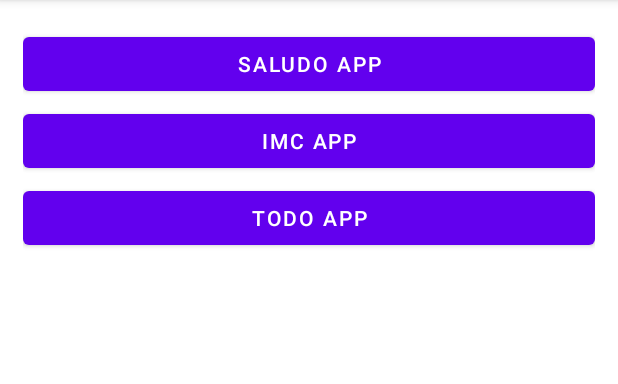
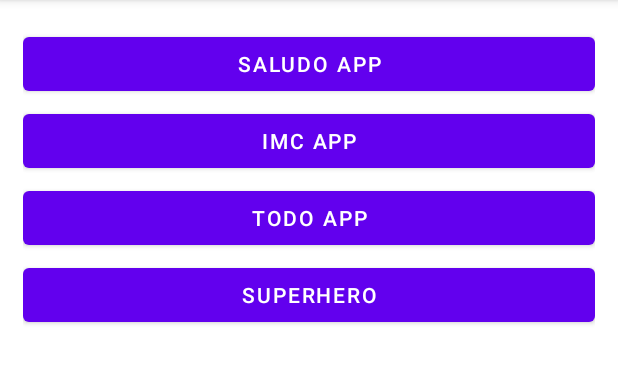
Before and after one commit to AlbertLpz9211/KotlinPractices, an Android app: the screen it shows after launch (MenuActivity), on a phone screen of 412 x 824 dp, the part 84-468 px from its top. Run offline under Robolectric (Android 15) with nearby library versions, the phone set to English and light mode, and no system bars.

Commit message:
eleventh commit-second part

```diff
--- a/app/build.gradle.kts
+++ b/app/build.gradle.kts
@@ -33,6 +33,9 @@ android {
     kotlinOptions {
         jvmTarget = "1.8"
     }
+    viewBinding{
+        enable = true
+    }
 }
 
 dependencies {
--- a/app/src/main/java/com/example/applicacionestudio/MenuActivity.kt
+++ b/app/src/main/java/com/example/applicacionestudio/MenuActivity.kt
@@ -5,6 +5,7 @@ import android.os.Bundle
 import android.widget.Button
 import androidx.activity.enableEdgeToEdge
 import androidx.appcompat.app.AppCompatActivity
+import com.example.applicacionestudio.appjsonconsumer.SuperHeroListActivity
 import com.example.applicacionestudio.firstapp.FirstAppActivity
 import com.example.applicacionestudio.imccalculator.ImcCalculatorActivity
 import com.example.applicacionestudio.todo.TodoActivity
@@ -17,6 +18,7 @@ class MenuActivity : AppCompatActivity() {
         val btnSaludapp = findViewById<Button>(R.id.btnSaludApp)
         val btnIMC = findViewById<Button>(R.id.btnIMC)
         val btnTODO = findViewById<Button>(R.id.btnTODO)
+        val btnSuperHero = findViewById<Button>(R.id.btnSuperHero)
         btnSaludapp.setOnClickListener {
             navigateToSaludapp()
         }
@@ -26,6 +28,14 @@ class MenuActivity : AppCompatActivity() {
         btnTODO.setOnClickListener {
             navigateToTdoApp()
         }
+        btnSuperHero.setOnClickListener {
+            navigateToSuperHero()
+        }
+    }
+
+    private fun navigateToSuperHero() {
+        val intent = Intent(this, SuperHeroListActivity::class.java)
+        startActivity(intent)
     }
 
     private fun navigateToTdoApp() {
--- a/app/src/main/res/layout/activity_menu.xml
+++ b/app/src/main/res/layout/activity_menu.xml
@@ -1,10 +1,10 @@
 <?xml version="1.0" encoding="utf-8"?>
 <LinearLayout xmlns:android="http://schemas.android.com/apk/res/android"
     xmlns:tools="http://schemas.android.com/tools"
-    android:fitsSystemWindows="true"
     android:layout_width="match_parent"
     android:layout_height="match_parent"
     android:layout_margin="15dp"
+    android:fitsSystemWindows="true"
     android:orientation="vertical"
     tools:context=".MenuActivity">
 
@@ -12,8 +12,8 @@
         android:id="@+id/btnSaludApp"
         android:layout_width="match_parent"
         android:layout_height="wrap_content"
-        android:text="Saludo APP"
-        android:layout_marginTop="3dp"/>
+        android:layout_marginTop="3dp"
+        android:text="Saludo APP" />
 
     <Button
         android:id="@+id/btnIMC"
@@ -29,4 +29,11 @@
         android:layout_marginTop="3dp"
         android:text="TODO App" />
 
+    <Button
+        android:id="@+id/btnSuperHero"
+        android:layout_width="match_parent"
+        android:layout_height="wrap_content"
+        android:layout_marginTop="3dp"
+        android:text="SuperHero" />
+
 </LinearLayout>
```
Also changed, not shown: app/src/main/AndroidManifest.xml (+5 -2 lines), app/src/main/java/com/example/applicacionestudio/appjsonconsumer/SuperHeroListActivity.kt (added, +41 -0 lines), app/src/main/res/layout/activity_super_hero_list.xml (added, +29 -0 lines).
